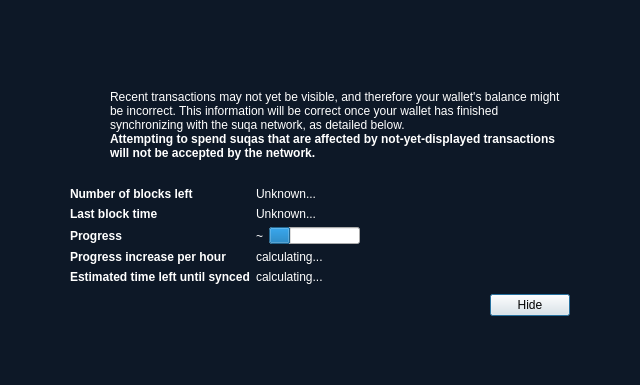
This is src/qt/forms/modaloverlay.ui in barrystyle/SUQA-0.17.1 as Qt 5 draws it before an edit. The edited form follows.
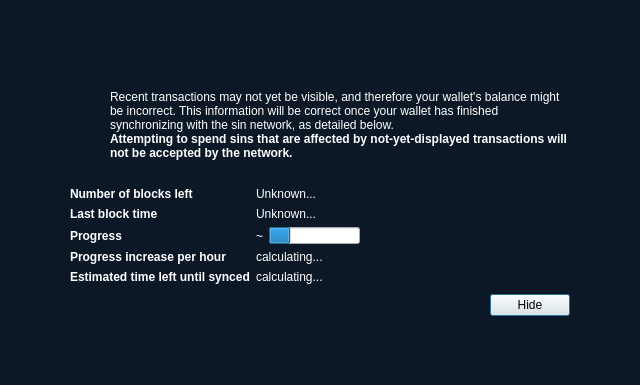
This is the edited form. Icons and pictures are not drawn. Custom widgets are drawn as their Qt base class.

The edit to the form file:
```diff
--- a/src/qt/forms/modaloverlay.ui
+++ b/src/qt/forms/modaloverlay.ui
@@ -138,7 +138,7 @@
              <item>
               <widget class="QLabel" name="infoText">
                <property name="text">
-                <string>Recent transactions may not yet be visible, and therefore your wallet's balance might be incorrect. This information will be correct once your wallet has finished synchronizing with the suqa network, as detailed below.</string>
+                <string>Recent transactions may not yet be visible, and therefore your wallet's balance might be incorrect. This information will be correct once your wallet has finished synchronizing with the sin network, as detailed below.</string>
                </property>
                <property name="textFormat">
                 <enum>Qt::RichText</enum>
@@ -157,7 +157,7 @@
                 </font>
                </property>
                <property name="text">
-                <string>Attempting to spend suqas that are affected by not-yet-displayed transactions will not be accepted by the network.</string>
+                <string>Attempting to spend sins that are affected by not-yet-displayed transactions will not be accepted by the network.</string>
                </property>
                <property name="textFormat">
                 <enum>Qt::RichText</enum>
```
